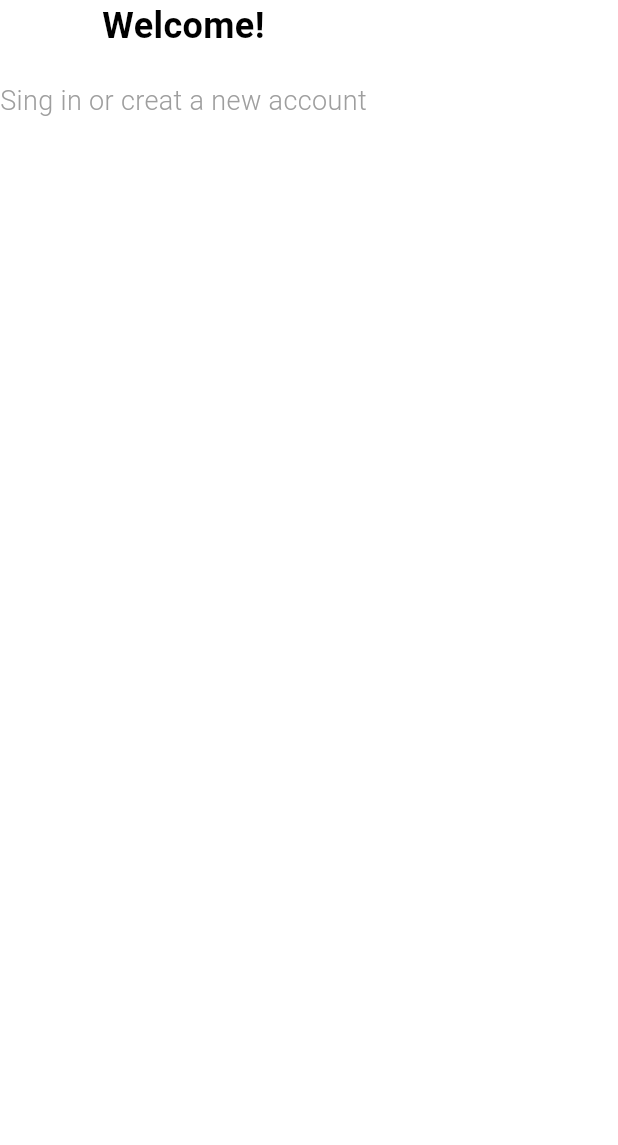
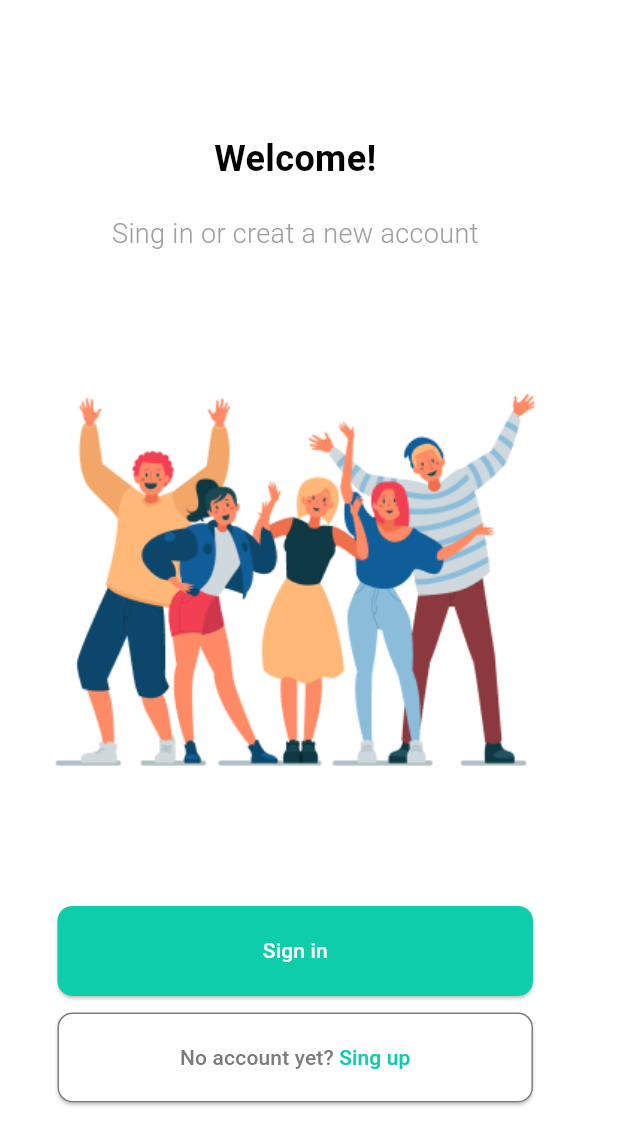
Before and after one commit to rihem435/cours-soir, a Flutter app: the screen it shows after launch, on a phone screen of 412 x 824 dp. Shown: the top 1145 px of the screen. Run offline on Flutter 3.47's test engine with Material 3 defaults, Android fonts, the phone set to English and light mode, and no system bars.

Commit message:
terminer welcomescreen, add core, app_colors, naviagtion entre welcomescreen et signinscreen

```diff
--- /dev/null
+++ b/lib/core/theme/app_colors.dart
@@ -0,0 +1,7 @@
+import 'package:flutter/material.dart';
+
+class AppColors {
+  static const Color primaryColor = Color(0xFF0DCDAA);
+  static const Color whiteColor = Color(0xFFFFFFFF);
+  static const Color greyColor = Color(0xFF7C7C7C);
+}
--- a/lib/events_app.dart
+++ b/lib/events_app.dart
@@ -5,6 +5,7 @@ class EventsApp extends StatelessWidget {
   @override
   Widget build(BuildContext context) {
     return MaterialApp(
+      debugShowCheckedModeBanner: false,
       home:WelcomeScreen() ,
     );
   }
--- /dev/null
+++ b/lib/screen/sign_in_screen.dart
@@ -0,0 +1,10 @@
+import 'package:flutter/material.dart';
+
+class SignInScreen extends StatelessWidget {
+  @override
+  Widget build(BuildContext context) {
+    return Scaffold(
+      body: Text('Singin'),
+    );
+  }
+}
--- a/lib/screen/welcome_screen.dart
+++ b/lib/screen/welcome_screen.dart
@@ -1,11 +1,18 @@
+import 'package:app/core/theme/app_colors.dart';
+import 'package:app/screen/sign_in_screen.dart';
 import 'package:flutter/material.dart';
 
 class WelcomeScreen extends StatelessWidget {
   @override
   Widget build(BuildContext context) {
-    return const Scaffold(
+    return Scaffold(
       backgroundColor: Colors.white,
-      body: Column(
+      body: Padding(
+        padding: const EdgeInsets.symmetric(
+          horizontal: 36.5,
+        ),
+        child: Column(
+          mainAxisAlignment: MainAxisAlignment.center,
           children: [
             Text(
               "Welcome!",
@@ -27,7 +34,87 @@ class WelcomeScreen extends StatelessWidget {
                 fontWeight: FontWeight.w300,
               ),
             ),
+            SizedBox(
+              height: 93,
+            ),
+            Image.asset(
+              "assets/images/frame.png",
+              width: 320.64,
+              height: 248.93,
+            ),
+            SizedBox(
+              height: 93,
+            ),
+            ElevatedButton(
+              style: ElevatedButton.styleFrom(
+                backgroundColor: AppColors.primaryColor,
+                foregroundColor: AppColors.whiteColor,
+                fixedSize: Size(
+                  317,
+                  60,
+                ),
+                shape: RoundedRectangleBorder(
+                  borderRadius: BorderRadius.circular(
+                    10.0,
+                  ),
+                  // side: BorderSide(
+                  //   color: Colors.black,
+                  //   width: 3,
+                  // ),
+                ),
+              ),
+              onPressed: () {
+
+                Navigator.of(context).push(
+                  MaterialPageRoute(
+                    builder: (context) => SignInScreen(),
+                  ),
+                );
+              },
+              child: Text(
+                'Sign in',
+              ),
+            ),
+            SizedBox(
+              height: 11,
+            ),
+            ElevatedButton(
+              style: ElevatedButton.styleFrom(
+                backgroundColor: AppColors.whiteColor,
+                fixedSize: Size(
+                  317,
+                  60,
+                ),
+                shape: RoundedRectangleBorder(
+                  borderRadius: BorderRadius.circular(
+                    10.0,
+                  ),
+                  side: BorderSide(
+                    color: AppColors.greyColor,
+                    width: 1,
+                  ),
+                ),
+              ),
+              onPressed: () => print('click button'),
+              child: const Text.rich(
+                TextSpan(
+                  text: "No account yet? ",
+                  style: TextStyle(
+                    color: AppColors.greyColor,
+                  ),
+                  children: [
+                    TextSpan(
+                      text: "Sing up",
+                      style: TextStyle(
+                        color: AppColors.primaryColor,
+                      ),
+                    ),
                   ],
+                ),
+              ),
+            ),
+          ],
+        ),
       ),
     );
   }
--- a/pubspec.yaml
+++ b/pubspec.yaml
@@ -60,8 +60,8 @@ flutter:
   uses-material-design: true
 
   # To add assets to your application, add an assets section, like this:
-  # assets:
-  #   - images/a_dot_burr.jpeg
+  assets:
+    - assets/images/
   #   - images/a_dot_ham.jpeg
 
   # An image asset can refer to one or more resolution-specific "variants", see
```
Also changed, not shown: assets/images/frame.png (added). Lines whose indentation alone changed are shown as unchanged.
